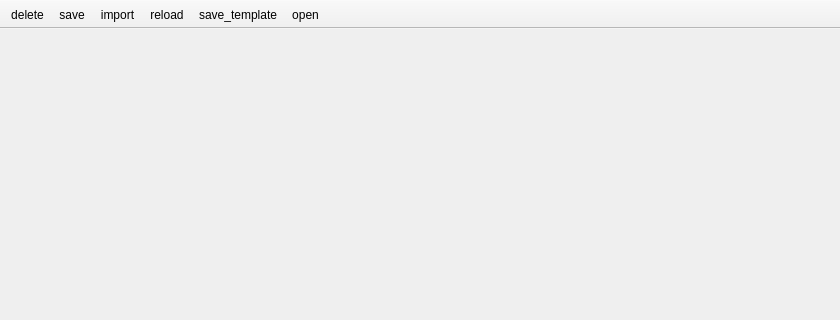
Qt form poitagger/ui/flightmain.ui (dlr-eoc/poitagger) before a commit; both pictures show x 0 to 840 and y 0 to 320 of the 840 by 624 pixel window.
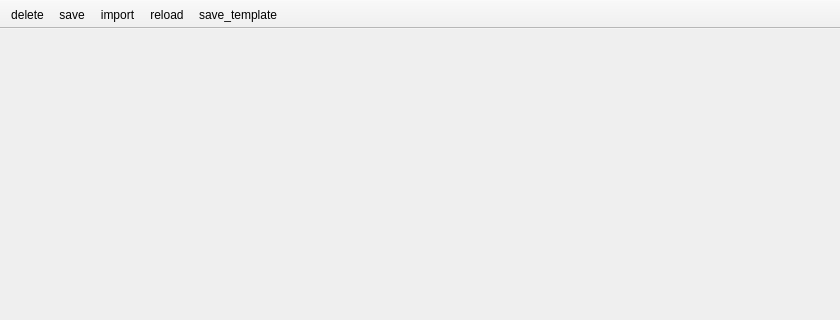
The same form after that commit. Icons and pictures are not drawn.

Patch:
```diff
--- a/poitagger/ui/flightmain.ui
+++ b/poitagger/ui/flightmain.ui
@@ -50,7 +50,6 @@
    <addaction name="actionimport"/>
    <addaction name="actionreload"/>
    <addaction name="actionsave_template"/>
-   <addaction name="actionopen"/>
   </widget>
   <action name="actiondelete">
    <property name="icon">
@@ -103,11 +102,6 @@
     <string>save_template</string>
    </property>
   </action>
-  <action name="actionopen">
-   <property name="text">
-    <string>open</string>
-   </property>
-  </action>
  </widget>
  <resources/>
  <connections/>
```
